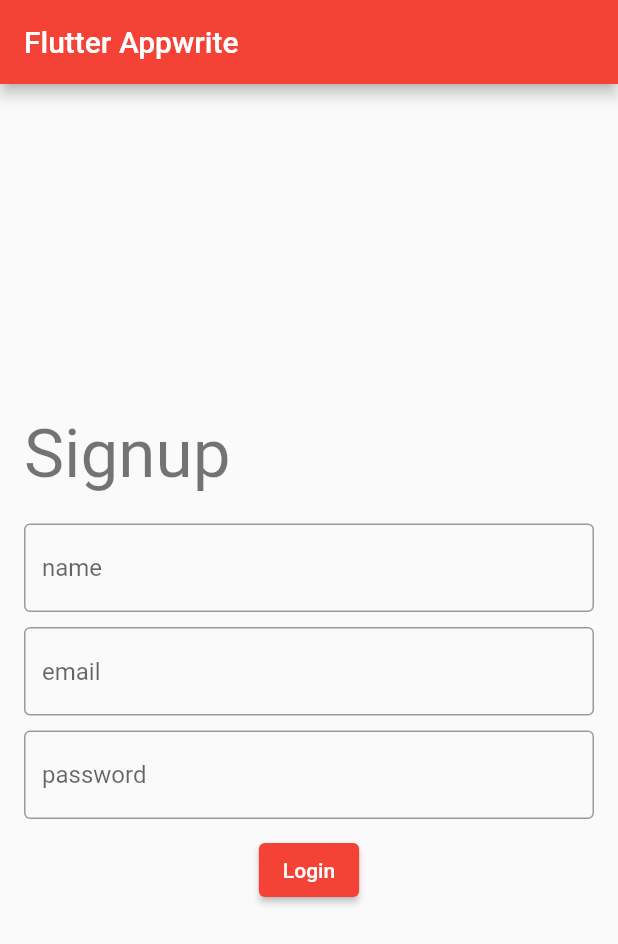
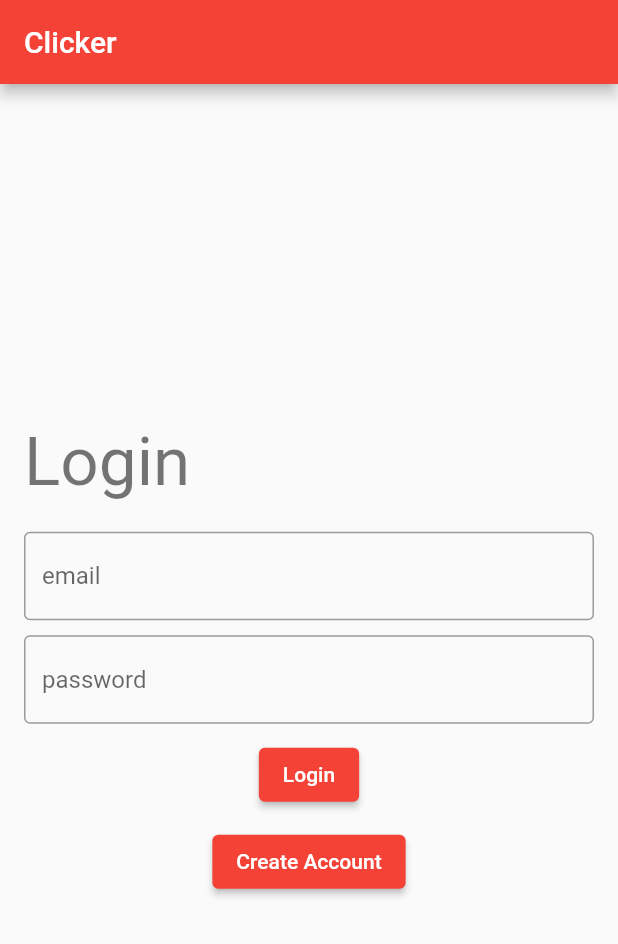
Before and after one commit to Ashwin-GB/Clicker, a Flutter app: the screen it shows after launch, after a tap on "Login", on a phone screen of 412 x 824 dp. Shown: the top 944 px of the screen. Run offline on Flutter 3.47's test engine with Material 2 defaults, Android fonts, the phone set to English and light mode, and no system bars; our stand-ins replace appwrite; accounts and stored records are empty; network calls fail.

Commit message:
Implemented Login and Sign up. Added Dashboard page. Implemented log out.

```diff
--- a/lib/core/res/app_constants.dart
+++ b/lib/core/res/app_constants.dart
@@ -1,4 +1,4 @@
 class AppConstants {
   static const String projectId = "63f073a406d0afd60726";
-  static const String endpoint = "http://localhost/v1";
+  static const String endpoint = "http://192.168.175.90/v1";
 }
--- a/lib/core/res/presentation/notifiers/providers.dart
+++ b/lib/core/res/presentation/notifiers/providers.dart
@@ -1,10 +1,10 @@
-
 import 'package:flutter_appwrite/features/presentation/notifiers/authstate.dart';
 import 'package:provider/provider.dart';
 import 'package:provider/single_child_widget.dart';
 
 List<SingleChildWidget> providers = [
   ChangeNotifierProvider(
-      create: (context) => AuthState(),
+    create: (context) => AuthState(),
+    lazy: false,
   )
 ];
--- a/lib/features/auth/data/model/user.dart
+++ b/lib/features/auth/data/model/user.dart
@@ -0,0 +1,48 @@
+class UserFields {
+  static const String id = "\$id";
+  static const String name  = "name";
+  static const String email  = "email";
+  static const String registrationDate  = "1234";
+  static const String roles  = "roles";
+}
+
+class User {
+  late String id;
+  late String email;
+  late String registrationDate;
+  late String name;
+  late List <String> roles;
+
+  User({required this.id,required this.email,required this.registrationDate,
+    required this.name,required this.roles});
+
+  User.fromJson(Map<String,dynamic> json)
+  {
+    id = json[UserFields.id];
+    print(id);
+
+    email = json[UserFields.email];
+    print(email);
+
+     registrationDate = "1234";
+     print(registrationDate);
+
+    name  = json[UserFields.name];
+    print(name);
+
+    // roles = json[UserFields.roles].cast<String>();
+    // print(roles);
+
+  }
+
+  Map<String,dynamic> toJson() {
+    final Map<String, dynamic>data = new Map<String,dynamic>();
+    data[UserFields.id] = this.id;
+    data[UserFields.email] = this.email;
+    data[UserFields.registrationDate] = this.registrationDate;
+    data[UserFields.name] = this.name;
+    data[UserFields.roles] = this.roles;
+
+    return data;
+  }
+}
--- a/lib/features/presentation/notifiers/authstate.dart
+++ b/lib/features/presentation/notifiers/authstate.dart
@@ -1,26 +1,111 @@
+import 'package:flutter/foundation.dart';
 import 'package:flutter/material.dart';
 import 'package:appwrite/appwrite.dart';
 import 'package:flutter_appwrite/core/res/app_constants.dart';
+import 'dart:developer';
+import 'package:flutter_appwrite/features/auth/data/model/user.dart';
 
 class AuthState extends ChangeNotifier {
   Client client = Client();
   late Account account;
+  late bool _isLoggedIn;
+  late User _user;
+  late String _error;
+
+  bool get isLoggedIn => _isLoggedIn;
+  User get user => _user;
+  String get error => _error;
 
   AuthState() {
     _init();
   }
 
   _init() {
+    _isLoggedIn = false;
     client.setEndpoint(AppConstants.endpoint)
         .setProject(AppConstants.projectId);
     account = Account(client);
+    _checkIsLoggedIn();
   }
+
+  _checkIsLoggedIn() async {
+    try{
+       log('Checking if logged in');
+      _user = (await _getAccount())!;
+      log(user.registrationDate.toString());
+      _isLoggedIn = true;
+      notifyListeners();
+    }
+    catch(e){
+      if (kDebugMode) {
+        print(e);
+      }
+    }
+  }
+
+  Future<User?> _getAccount() async{
+    try{
+      //Response<dynamic> res  = (await account.get()) as Response;
+      final res  = (await account.get());
+      Map<String, dynamic> mappedRes = res.toMap();
+      log('Trying to login');
+      if (kDebugMode) {
+
+        print(res.hashCode);
+      }
+      print(res.status);
+      if(res.status == true){
+        return User.fromJson(mappedRes);
+      }
+      else {
+        return null;
+      }
+    }catch(e){
+      rethrow;
+    }
+  }
+
   login(String email, String password) async {
     try{
+      log('Trying to login');
+      log(email);
+      log(password);
       var result = await account.createEmailSession(email: email, password: password);
-      print(result);
-  }catch(e) {
-      print(e);
+      if (kDebugMode) {
+        print(result);
+      }
+    }catch(e) {
+      if (kDebugMode) {
+        print(e);
+      }
+    }
   }
+
+  createAccount(String userId, String name, String email, String password) async
+  {
+    try{
+      var result = await account.create(userId: userId, email: email, password: password,name: name);
+      if (kDebugMode) {
+        print(result);
+      }
+    }
+    catch(e){
+      if (kDebugMode) {
+        print(e);
+      }
+    }
+
+  }
+
+  logout() async {
+    try{
+    final res = await account.deleteSession(sessionId: 'current');
+    _isLoggedIn = false;
+    notifyListeners();
+  }
+  catch(e)
+  {
+    print(e);
   }
 }
+}
--- a/lib/features/presentation/pages/login.dart
+++ b/lib/features/presentation/pages/login.dart
@@ -1,7 +1,8 @@
-
 import 'package:flutter/material.dart';
 import 'package:flutter_appwrite/features/presentation/notifiers/authstate.dart';
+import 'package:flutter_appwrite/features/presentation/routes.dart';
 import 'package:provider/provider.dart';
+import 'dart:developer';
 
 class LoginPage extends StatefulWidget{
   @override
@@ -16,7 +17,7 @@
     // TODO: implement build
     return Scaffold(
         appBar: AppBar(
-        title: Text('Flutter Appwrite'),
+          title: Text('Clicker'),
         ),
         body: Center(
           child:ListView(
@@ -44,14 +45,21 @@
                 ),
                 const SizedBox(height: 10.0),
                 Center(
-            child:            ElevatedButton(
+                    child: ElevatedButton(
                         onPressed: (){
+                          log('your message here');
                           AuthState state = Provider.of<AuthState>(context,listen:
                           false);
                           state.login(_email.text, _password.text);
                         },
                         child: Text("Login"))
 
+                ),
+                const SizedBox(height: 10.0),
+                Center(
+                    child: ElevatedButton(
+                        onPressed: () => Navigator.pushNamed(context, Approutes.signup),
+                        child: Text("Create Account"))
                 )
               ]
           ),
--- /dev/null
+++ b/lib/features/presentation/routes.dart
@@ -0,0 +1,32 @@
+import 'package:flutter/material.dart';
+import 'package:flutter_appwrite/features/presentation/pages/login.dart';
+import 'package:flutter_appwrite/features/presentation/pages/profile.dart';
+import 'package:flutter_appwrite/features/presentation/pages/signup.dart';
+
+import '../general/presentation/pages/home.dart';
+
+class Approutes{
+  static const String login = "login";
+  static const String signup = "signup";
+  static const String profile = "profile";
+  static const String home  = "home";
+
+  static Route<dynamic> onGenerateRoute(RouteSettings settings) {
+    return MaterialPageRoute(
+      settings: settings,
+      builder: (context) {
+        switch(settings.name) {
+          case profile:
+              return ProfilePage();
+          case home:
+              return HomePage();
+          case signup:
+              return SignupPage();
+          case login:
+          default:
+              return LoginPage();
+        }
+      }
+    );
+  }
+}
--- a/lib/main.dart
+++ b/lib/main.dart
@@ -1,6 +1,11 @@
 import 'package:flutter/material.dart';
+import 'package:flutter_appwrite/core/res/presentation/notifiers/providers.dart';
+import 'package:flutter_appwrite/features/general/presentation/pages/home.dart';
+import 'package:flutter_appwrite/features/presentation/notifiers/authstate.dart';
 import 'package:flutter_appwrite/features/presentation/pages/login.dart';
 import 'package:flutter_appwrite/features/presentation/pages/signup.dart';
+import 'package:flutter_appwrite/features/presentation/routes.dart';
+import 'package:provider/provider.dart';
 
 
 void main() {
@@ -12,7 +17,9 @@
 
   @override
   Widget build(BuildContext context) {
-    return MaterialApp(
+    return MultiProvider(
+      providers: providers,
+      child: MaterialApp(
         title: 'Flutter Demo',
         theme: ThemeData(
             primarySwatch: Colors.red,
@@ -24,7 +31,13 @@
               shape: RoundedRectangleBorder(borderRadius: BorderRadius.circular(10.0)),
             )
         ),
-      home: SignupPage(),
+        home: Consumer<AuthState>(
+          builder: (context, state, chile){
+            return state.isLoggedIn ? HomePage() : LoginPage();
+          }
+        ),
+      onGenerateRoute: Approutes.onGenerateRoute,
+      ),
     );
   }
 }
--- a/pubspec.yaml
+++ b/pubspec.yaml
@@ -28,14 +28,14 @@
 # the latest version available on pub.dev. To see which dependencies have newer
 # versions available, run `flutter pub outdated`.
 dependencies:
-  appwrite: ^8.3.0
-  provider: ^6.0.5 #ADD
   flutter:
     sdk: flutter
 
   # The following adds the Cupertino Icons font to your application.
   # Use with the CupertinoIcons class for iOS style icons.
   cupertino_icons: ^1.0.5
+  appwrite: ^8.3.0
+  provider: ^6.0.5
 
 dev_dependencies:
   flutter_test:
```
Also changed, not shown: lib/features/general/presentation/pages/home.dart (+10 -1 lines), lib/features/presentation/pages/profile.dart (added, +38 -0 lines), lib/features/presentation/pages/signup.dart (+16 -4 lines), 3 other files. Lines whose indentation alone changed are shown as unchanged.
